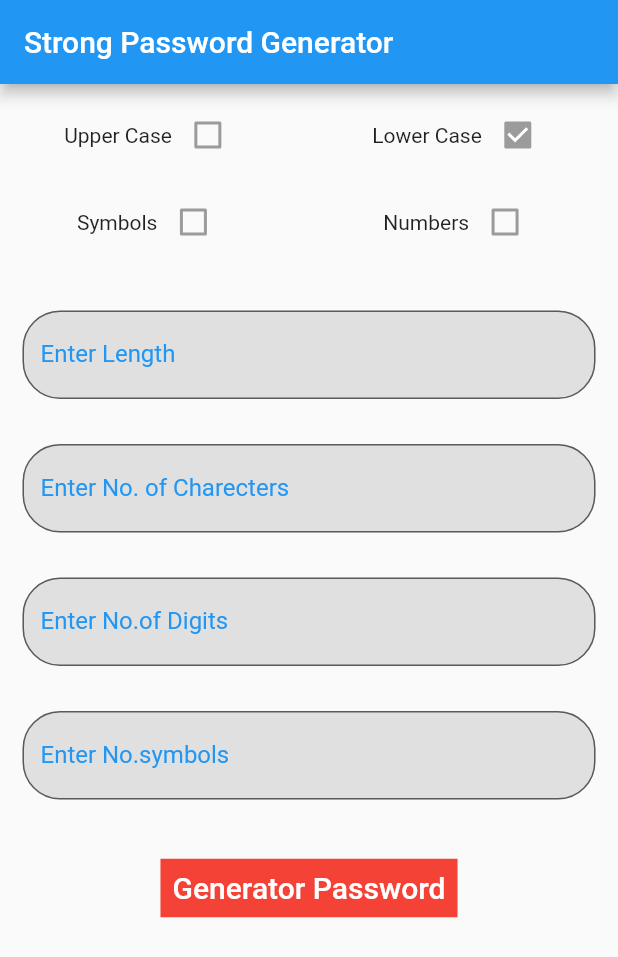
After one commit to ShiekhAmish/FLutter_Apps_090, a Flutter app: the screen it shows after launch, after a tap on "Strong Password", on a phone screen of 412 x 824 dp. The commit adds this screen. Shown: the top 957 px of the screen. Run offline on Flutter 3.47's test engine with Material 2 defaults, Android fonts, the phone set to English and light mode, and no system bars; our stand-ins replace animated_text_kit, audioplayers, font_awesome_flutter, google_fonts, rflutter_alert, share_plus and 2 more; missing offline and left inert: flutter_animated_button, mailto, random_password_generator.

Commit message:
Strong Password Genrated

```diff
--- a/amish_090_mid_term_app/lib/main.dart
+++ b/amish_090_mid_term_app/lib/main.dart
@@ -1,5 +1,6 @@
+import 'package:amish_090_mid_term_app/strong.dart';
 import 'package:flutter/material.dart';
-
+import 'package:amish_090_mid_term_app/strong.dart';
 void main() {
   runApp(const MyApp());
 }
@@ -12,6 +13,7 @@ class MyApp extends StatelessWidget {
   Widget build(BuildContext context) {
     return MaterialApp(
       title: 'Flutter Demo',
+      debugShowCheckedModeBanner: false,
       theme: ThemeData(
 
         primarySwatch: Colors.blue,
@@ -96,7 +98,12 @@ class _MyHomePageState extends State<MyHomePage> {
               mainAxisAlignment: MainAxisAlignment.center,
               children: [
                 GestureDetector(
-                  onTap: null,
+                  onTap: (){
+                    Navigator.push(
+                      context,
+                      MaterialPageRoute(builder: (context) => Strong()),
+                    );
+                  },
                    child: Card(
                       child: Container(
                         height: 150,
--- /dev/null
+++ b/amish_090_mid_term_app/lib/strong.dart
@@ -0,0 +1,228 @@
+import 'package:flutter/material.dart';
+import 'package:random_password_generator/random_password_generator.dart';
+
+class Strong extends StatefulWidget {
+
+
+  @override
+  _StrongState createState() => _StrongState();
+}
+
+class _StrongState extends State<Strong> {
+  bool _isWithLetters = true;
+  bool _isWithUppercase = false;
+  bool _isWithNumbers = false;
+  bool _isWithSpecial = false;
+  double _numberCharPassword = 8;
+  String newPassword = '';
+  Color _color = Colors.blue;
+  String isOk = '';
+  final TextEditingController _passwordLength = TextEditingController();
+  final TextEditingController _passwordChars = TextEditingController();
+  final TextEditingController _passwordDigits = TextEditingController();
+  final TextEditingController _passwordSymbols = TextEditingController();
+  final password = RandomPasswordGenerator();
+  @override
+  void initState() {
+    super.initState();
+  }
+
+  checkBox(String name, Function onTap, bool value) {
+    return Row(
+      mainAxisAlignment: MainAxisAlignment.center,
+      children: [
+        Text(name),
+        Checkbox(value: value, onChanged: onTap(true)),
+      ],
+    );
+  }
+
+  @override
+  Widget build(BuildContext context) {
+    return MaterialApp(
+      debugShowCheckedModeBanner: false,
+      home: Scaffold(
+        appBar: AppBar(
+          title: const Text('Strong Password Generator'),
+        ),
+        body: Center(
+            child: Column(
+              children: [
+                const SizedBox(
+                  height: 10,
+                ),
+                Row(
+                  mainAxisAlignment: MainAxisAlignment.spaceAround,
+                  children: [
+                    checkBox('Upper Case', (bool value) {
+                      _isWithUppercase = value;
+                      setState(() {});
+                    }, _isWithUppercase),
+                    checkBox('Lower Case', (bool value) {
+                      _isWithLetters = value;
+                      setState(() {});
+                    }, _isWithLetters)
+                  ],
+                ),
+                const SizedBox(
+                  height: 10,
+                ),
+                Row(
+                  mainAxisAlignment: MainAxisAlignment.spaceAround,
+                  children: [
+                    checkBox('Symbols', (bool value) {
+                      _isWithSpecial = value;
+                      setState(() {});
+                    }, _isWithSpecial),
+                    checkBox('Numbers', (bool value) {
+                      _isWithNumbers = value;
+                      setState(() {});
+                    }, _isWithNumbers)
+                  ],
+                ),
+                const SizedBox(
+                  height: 20,
+                ),
+                Padding(
+                  padding: const EdgeInsets.all(15.0),
+                  child: TextField(
+                    controller: _passwordLength,
+                    decoration: InputDecoration(
+                      border: OutlineInputBorder(
+                        borderRadius: BorderRadius.circular(25.0),
+                        borderSide: const BorderSide(),
+                      ),
+                      filled: true,
+                      fillColor: Colors.grey[300],
+                      labelText: 'Enter Length',
+                      labelStyle: const TextStyle(color: Colors.blue),
+                    ),
+                    keyboardType: TextInputType.number,
+                  ),
+                ),
+                Padding(
+                  padding: const EdgeInsets.all(15.0),
+                  child: TextField(
+                    controller: _passwordChars,
+                    decoration: InputDecoration(
+                      border: OutlineInputBorder(
+                        borderRadius: BorderRadius.circular(25.0),
+                        borderSide: const BorderSide(),
+                      ),
+                      filled: true,
+                      fillColor: Colors.grey[300],
+                      labelText: 'Enter No. of Charecters',
+                      labelStyle: const TextStyle(color: Colors.blue),
+                    ),
+                    keyboardType: TextInputType.number,
+                  ),
+                ),
+                Padding(
+                  padding: const EdgeInsets.all(15.0),
+                  child: TextField(
+                    controller: _passwordDigits,
+                    decoration: InputDecoration(
+                      border: OutlineInputBorder(
+                        borderRadius: BorderRadius.circular(25.0),
+                        borderSide: const BorderSide(),
+                      ),
+                      filled: true,
+                      fillColor: Colors.grey[300],
+                      labelText: 'Enter No.of Digits',
+                      labelStyle: const TextStyle(color: Colors.blue),
+                    ),
+                    keyboardType: TextInputType.number,
+                  ),
+                ),
+                Padding(
+                  padding: const EdgeInsets.all(15.0),
+                  child: TextField(
+                    controller: _passwordSymbols,
+                    decoration: InputDecoration(
+                      border: OutlineInputBorder(
+                        borderRadius: BorderRadius.circular(25.0),
+                        borderSide: const BorderSide(),
+                      ),
+                      filled: true,
+                      fillColor: Colors.grey[300],
+                      labelText: 'Enter No.symbols',
+                      labelStyle: const TextStyle(color: Colors.blue),
+                    ),
+                    keyboardType: TextInputType.number,
+                  ),
+                ),
+
+                const SizedBox(
+                  height: 20,
+                ),
+                FlatButton(
+                    onPressed: () {
+                      if (_passwordLength.text.trim().isNotEmpty) {
+                        _numberCharPassword =
+                            double.parse(_passwordLength.text.trim());
+                      }
+
+                      newPassword = password.randomPassword(
+                          letters: _isWithLetters,
+                          numbers: _isWithNumbers,
+                          passwordLength: _numberCharPassword,
+                          specialChar: _isWithSpecial,
+                          uppercase: _isWithUppercase);
+
+                      print(newPassword);
+                      double passwordStrength =
+                      password.checkPassword(password: newPassword);
+                      if (passwordStrength < 0.3) {
+                        _color = Colors.red;
+                        isOk = 'Hint: But this password is weak...! ';
+                      } else if (passwordStrength < 0.7) {
+                        _color = Colors.blue;
+                        isOk = 'This password is Good, Hint:';
+                      } else {
+                        _color = Colors.green;
+                        isOk = 'Hint: Strong Password';
+                      }
+
+                      setState(() {});
+                    },
+                    child: Container(
+                      color: Colors.red,
+                      child: const Padding(
+                        padding: EdgeInsets.all(8.0),
+                        child: Text(
+                          'Generator Password',
+                          style: TextStyle(color: Colors.white, fontSize: 20),
+                        ),
+                      ),
+                    )),
+                const SizedBox(
+                  height: 10,
+                ),
+                if (newPassword.isNotEmpty)
+                  Center(
+                      child: SingleChildScrollView(
+                        child: Padding(
+                          padding: const EdgeInsets.all(8.0),
+                          child: Text(
+                            isOk,
+                            style: TextStyle(color: _color, fontSize: 25),
+                          ),
+                        ),
+                      )),
+                if (newPassword.isNotEmpty)
+                  Center(
+                      child: SingleChildScrollView(
+                        child: Padding(
+                          padding: const EdgeInsets.all(8.0),
+                          child: Text(
+                            newPassword,
+                            style: TextStyle(color: _color, fontSize: 25),
+                          ),
+                        ),
+                      ))
+              ],
+            )),
+      ),
+    );
+  }
+}
--- a/amish_090_mid_term_app/pubspec.yaml
+++ b/amish_090_mid_term_app/pubspec.yaml
@@ -27,6 +27,7 @@ environment:
 # the latest version available on pub.dev. To see which dependencies have newer
 # versions available, run `flutter pub outdated`.
 dependencies:
+
   flutter:
     sdk: flutter
 
@@ -34,7 +35,7 @@ dependencies:
   # The following adds the Cupertino Icons font to your application.
   # Use with the CupertinoIcons class for iOS style icons.
   cupertino_icons: ^1.0.2
-
+  random_password_generator: ^0.2.1
 dev_dependencies:
   flutter_test:
     sdk: flutter
```
Also changed, not shown: amish_090_mid_term_app/pubspec.lock.
